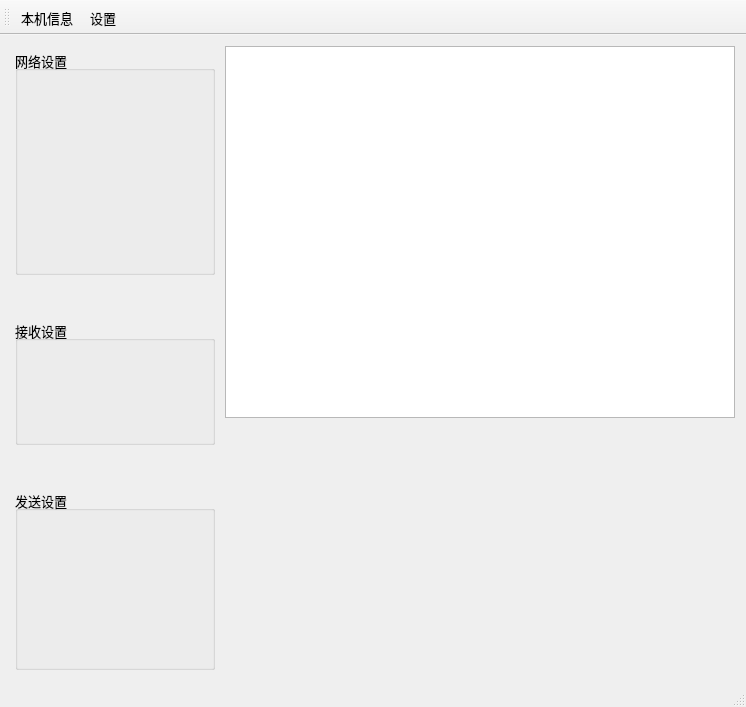
652436962/Network_Assistant, file main_window.ui: the form before one commit.
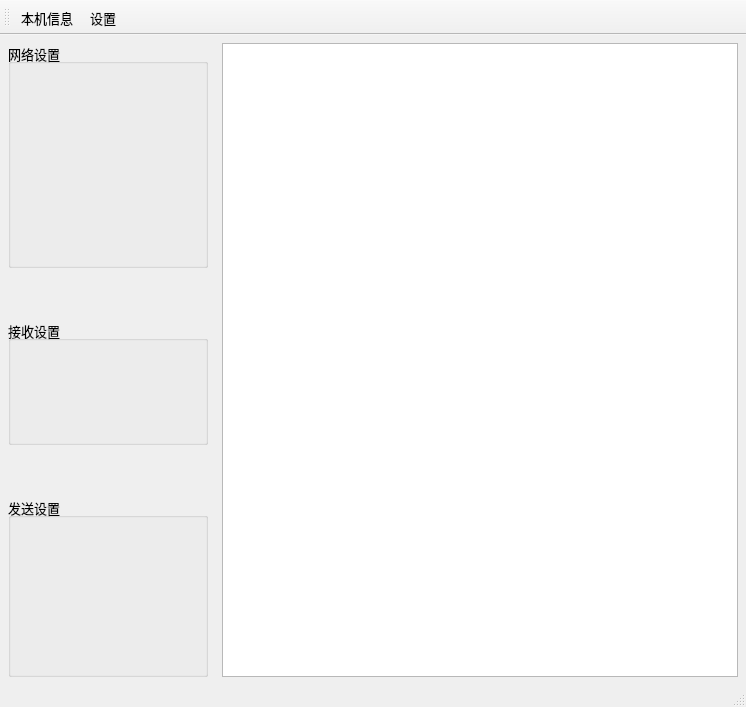
The form after the commit. Custom widgets are drawn as their Qt base class.

Patch:
```diff
--- a/main_window.ui
+++ b/main_window.ui
@@ -19,9 +19,21 @@
    <string>MainWindow</string>
   </property>
   <widget class="QWidget" name="centralWidget">
-   <layout class="QGridLayout" name="gridLayout">
-    <item row="0" column="0" rowspan="2">
-     <widget class="QWidget" name="widget" native="true">
+   <layout class="QHBoxLayout" name="horizontalLayout">
+    <property name="leftMargin">
+     <number>4</number>
+    </property>
+    <property name="topMargin">
+     <number>4</number>
+    </property>
+    <property name="rightMargin">
+     <number>4</number>
+    </property>
+    <property name="bottomMargin">
+     <number>4</number>
+    </property>
+    <item>
+     <widget class="QWidget" name="widget_Left" native="true">
       <property name="maximumSize">
        <size>
         <width>250</width>
@@ -112,24 +124,38 @@
       </layout>
      </widget>
     </item>
-    <item row="0" column="1">
-     <widget class="ReceiveWidget" name="receive_area">
+    <item>
+     <widget class="QWidget" name="widget_Right" native="true">
       <property name="minimumSize">
        <size>
         <width>300</width>
-        <height>250</height>
+        <height>600</height>
        </size>
       </property>
-     </widget>
-    </item>
-    <item row="1" column="1">
-     <widget class="QWidget" name="widget_Send" native="true">
-      <property name="minimumSize">
-       <size>
-        <width>300</width>
-        <height>250</height>
-       </size>
-      </property>
+      <layout class="QVBoxLayout" name="verticalLayout_2">
+       <property name="leftMargin">
+        <number>4</number>
+       </property>
+       <property name="topMargin">
+        <number>4</number>
+       </property>
+       <property name="rightMargin">
+        <number>4</number>
+       </property>
+       <property name="bottomMargin">
+        <number>4</number>
+       </property>
+       <item>
+        <widget class="ReceiveWidget" name="receive_area">
+         <property name="minimumSize">
+          <size>
+           <width>300</width>
+           <height>250</height>
+          </size>
+         </property>
+        </widget>
+       </item>
+      </layout>
      </widget>
     </item>
    </layout>
```
